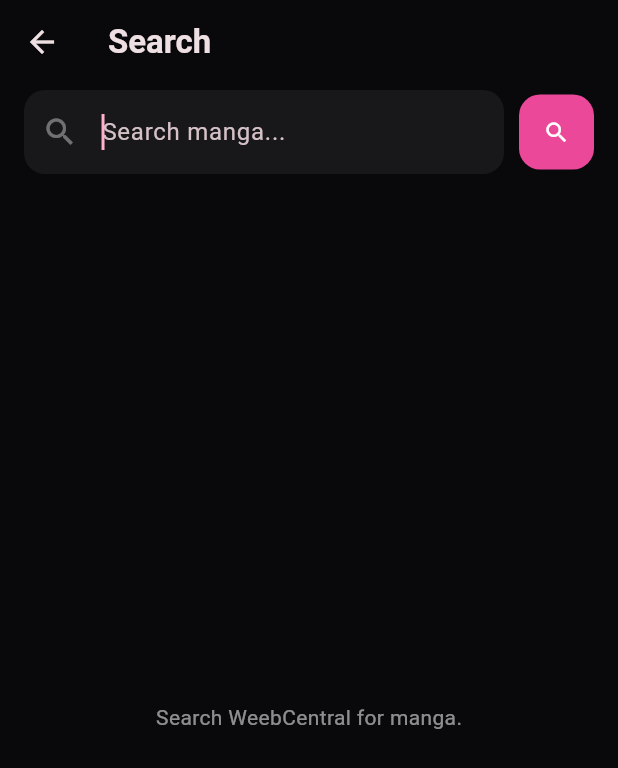
After one commit to atanmontes/tomo-apk, a Flutter app: the screen it shows after launch, after a tap on the "search" icon, on a phone screen of 412 x 824 dp. The commit adds this screen. Shown: the top 768 px of the screen. Run offline on Flutter 3.47's test engine with Material 3 defaults, Android fonts, the phone set to English and light mode, and no system bars; our stand-ins replace shared_preferences; network calls fail.

Commit message:
Conexion con WeebCentral funcional

```diff
--- a/lib/pages/home_page.dart
+++ b/lib/pages/home_page.dart
@@ -8,6 +8,7 @@ import '../services/manga/manga_service.dart';
 import '../theme/tomo_theme.dart';
 import '../widgets/manga/manga_card.dart';
 import 'manga/manga_detail_page.dart';
+import 'manga/manga_search_page.dart';
 
 class HomePage extends StatefulWidget {
   const HomePage({super.key});
@@ -60,7 +61,8 @@ class _HomePageState extends State<HomePage> {
   Future<void> saveLibrary() async {
     final prefs = await SharedPreferences.getInstance();
 
-    final data = library.map((manga) => manga.toJson()).toList();
+    final data =
+        library.map((manga) => manga.toJson()).toList();
 
     await prefs.setString(
       libraryKey,
@@ -91,7 +93,9 @@ class _HomePageState extends State<HomePage> {
     final id = uri.pathSegments[1];
 
     if (library.any((manga) => manga.id == id)) {
-      showError('Ese manga ya está en tu biblioteca.');
+      showError(
+        'Ese manga ya está en tu biblioteca.',
+      );
       return;
     }
 
@@ -100,7 +104,8 @@ class _HomePageState extends State<HomePage> {
     });
 
     try {
-      final manga = await _mangaService.fetchManga(url);
+      final manga =
+          await _mangaService.fetchManga(url);
 
       library.insert(0, manga);
 
@@ -149,7 +154,9 @@ class _HomePageState extends State<HomePage> {
   }
 
   Future<void> removeManga(MangaItem manga) async {
-    library.removeWhere((item) => item.id == manga.id);
+    library.removeWhere(
+      (item) => item.id == manga.id,
+    );
 
     await saveLibrary();
 
@@ -166,7 +173,9 @@ class _HomePageState extends State<HomePage> {
     }
 
     return library.where((manga) {
-      return manga.title.toLowerCase().contains(query);
+      return manga.title
+          .toLowerCase()
+          .contains(query);
     }).toList();
   }
 
@@ -193,7 +202,10 @@ class _HomePageState extends State<HomePage> {
                 right: 20,
                 top: 20,
                 bottom:
-                    MediaQuery.of(context).viewInsets.bottom + 20,
+                    MediaQuery.of(context)
+                            .viewInsets
+                            .bottom +
+                        20,
               ),
               child: Column(
                 mainAxisSize: MainAxisSize.min,
@@ -222,7 +234,7 @@ class _HomePageState extends State<HomePage> {
                     keyboardType: TextInputType.url,
                     decoration: InputDecoration(
                       hintText:
-                          '[https://weebcentral.com/series/](https://weebcentral.com/series/)...',
+                          'https://weebcentral.com/series/...',
                       filled: true,
                       fillColor: tomoBackground,
                       border: OutlineInputBorder(
@@ -272,7 +284,8 @@ class _HomePageState extends State<HomePage> {
                           : const Text(
                               'Add manga',
                               style: TextStyle(
-                                fontWeight: FontWeight.bold,
+                                fontWeight:
+                                    FontWeight.bold,
                               ),
                             ),
                     ),
@@ -285,7 +298,9 @@ class _HomePageState extends State<HomePage> {
                       onPressed: isAdding
                           ? null
                           : () =>
-                              Navigator.pop(sheetContext),
+                              Navigator.pop(
+                                sheetContext,
+                              ),
                       child: const Text(
                         'Cancel',
                         style: TextStyle(
@@ -300,6 +315,15 @@ class _HomePageState extends State<HomePage> {
           },
         );
       },
+    );
+  }
+
+  void openSearch() {
+    Navigator.push(
+      context,
+      MaterialPageRoute(
+        builder: (_) => const MangaSearchPage(),
+      ),
     );
   }
 
@@ -337,6 +361,11 @@ class _HomePageState extends State<HomePage> {
         ),
         actions: [
           IconButton(
+            onPressed: openSearch,
+            icon: const Icon(Icons.search),
+            tooltip: 'Search',
+          ),
+          IconButton(
             onPressed: showAddMangaDialog,
             icon: const Icon(Icons.add),
             tooltip: 'Add manga',
@@ -353,7 +382,9 @@ class _HomePageState extends State<HomePage> {
           : SafeArea(
               child: Padding(
                 padding:
-                    const EdgeInsets.symmetric(horizontal: 16),
+                    const EdgeInsets.symmetric(
+                  horizontal: 16,
+                ),
                 child: Column(
                   crossAxisAlignment:
                       CrossAxisAlignment.start,
@@ -393,14 +424,16 @@ class _HomePageState extends State<HomePage> {
                     Expanded(
                       child: library.isEmpty
                           ? _EmptyLibrary(
-                              onAdd: showAddMangaDialog,
+                              onAdd:
+                                  showAddMangaDialog,
                             )
                           : mangas.isEmpty
                               ? const Center(
                                   child: Text(
                                     'No manga found.',
                                     style: TextStyle(
-                                      color: Colors.white54,
+                                      color:
+                                          Colors.white54,
                                     ),
                                   ),
                                 )
@@ -415,9 +448,11 @@ class _HomePageState extends State<HomePage> {
                                     crossAxisCount: 2,
                                     crossAxisSpacing: 14,
                                     mainAxisSpacing: 18,
-                                    childAspectRatio: 0.61,
+                                    childAspectRatio:
+                                        0.61,
                                   ),
-                                  itemCount: mangas.length,
+                                  itemCount:
+                                      mangas.length,
                                   itemBuilder:
                                       (context, index) {
                                     final manga =
@@ -432,13 +467,16 @@ class _HomePageState extends State<HomePage> {
                                             MaterialPageRoute(
                                               builder: (_) =>
                                                   MangaDetailPage(
-                                                manga: manga,
+                                                manga:
+                                                    manga,
                                               ),
                                             ),
                                           );
                                         },
                                         onRemove: () {
-                                          removeManga(manga);
+                                          removeManga(
+                                            manga,
+                                          );
                                         },
                                       ),
                                     );
--- /dev/null
+++ b/lib/pages/manga/manga_search_page.dart
@@ -0,0 +1,374 @@
+import 'package:flutter/material.dart';
+
+import '../../models/manga/manga.dart';
+import '../../services/manga/manga_service.dart';
+import '../../theme/tomo_theme.dart';
+import 'manga_detail_page.dart';
+
+class MangaSearchPage extends StatefulWidget {
+  const MangaSearchPage({super.key});
+
+  @override
+  State<MangaSearchPage> createState() => _MangaSearchPageState();
+}
+
+class _MangaSearchPageState extends State<MangaSearchPage> {
+  final MangaService _mangaService = MangaService();
+  final TextEditingController _controller =
+      TextEditingController();
+
+  List<MangaItem> results = [];
+
+  bool loading = false;
+  String? error;
+  String lastQuery = '';
+
+  @override
+  void dispose() {
+    _controller.dispose();
+    super.dispose();
+  }
+
+  Future<void> searchManga() async {
+    final query = _controller.text.trim();
+
+    if (query.isEmpty) {
+      setState(() {
+        results = [];
+        error = null;
+        lastQuery = '';
+      });
+      return;
+    }
+
+    FocusScope.of(context).unfocus();
+
+    setState(() {
+      loading = true;
+      error = null;
+      lastQuery = query;
+    });
+
+    try {
+      final found = await _mangaService.searchManga(query);
+
+      if (!mounted) return;
+
+      setState(() {
+        results = found;
+        loading = false;
+      });
+    } catch (e) {
+      if (!mounted) return;
+
+      setState(() {
+        results = [];
+        loading = false;
+        error = e.toString();
+      });
+    }
+  }
+
+  void openManga(MangaItem manga) {
+    Navigator.push(
+      context,
+      MaterialPageRoute(
+        builder: (_) => MangaDetailPage(
+          manga: manga,
+        ),
+      ),
+    );
+  }
+
+  @override
+  Widget build(BuildContext context) {
+    return Scaffold(
+      appBar: AppBar(
+        backgroundColor: Colors.transparent,
+        elevation: 0,
+        title: const Text(
+          'Search',
+          style: TextStyle(
+            fontSize: 22,
+            fontWeight: FontWeight.w700,
+          ),
+        ),
+      ),
+      body: SafeArea(
+        child: Column(
+          children: [
+            Padding(
+              padding: const EdgeInsets.fromLTRB(
+                16,
+                4,
+                16,
+                16,
+              ),
+              child: Row(
+                children: [
+                  Expanded(
+                    child: TextField(
+                      controller: _controller,
+                      autofocus: true,
+                      textInputAction:
+                          TextInputAction.search,
+                      onSubmitted: (_) => searchManga(),
+                      decoration: InputDecoration(
+                        hintText: 'Search manga...',
+                        prefixIcon: const Icon(
+                          Icons.search,
+                          color: Colors.white38,
+                        ),
+                        filled: true,
+                        fillColor: tomoCard,
+                        border: OutlineInputBorder(
+                          borderRadius:
+                              BorderRadius.circular(14),
+                          borderSide: BorderSide.none,
+                        ),
+                      ),
+                    ),
+                  ),
+                  const SizedBox(width: 10),
+                  SizedBox(
+                    width: 50,
+                    height: 50,
+                    child: FilledButton(
+                      onPressed:
+                          loading ? null : searchManga,
+                      style: FilledButton.styleFrom(
+                        backgroundColor: tomoPink,
+                        foregroundColor: Colors.white,
+                        padding: EdgeInsets.zero,
+                        shape: RoundedRectangleBorder(
+                          borderRadius:
+                              BorderRadius.circular(14),
+                        ),
+                      ),
+                      child: loading
+                          ? const SizedBox(
+                              width: 20,
+                              height: 20,
+                              child:
+                                  CircularProgressIndicator(
+                                strokeWidth: 2,
+                                color: Colors.white,
+                              ),
+                            )
+                          : const Icon(
+                              Icons.search,
+                            ),
+                    ),
+                  ),
+                ],
+              ),
+            ),
+            Expanded(
+              child: _buildContent(),
+            ),
+          ],
+        ),
+      ),
+    );
+  }
+
+  Widget _buildContent() {
+    if (loading) {
+      return const Center(
+        child: CircularProgressIndicator(
+          color: tomoPink,
+        ),
+      );
+    }
+
+    if (error != null) {
+      return Center(
+        child: Padding(
+          padding: const EdgeInsets.all(24),
+          child: Column(
+            mainAxisSize: MainAxisSize.min,
+            children: [
+              const Icon(
+                Icons.error_outline,
+                size: 48,
+                color: Colors.white24,
+              ),
+              const SizedBox(height: 14),
+              const Text(
+                'Search failed',
+                style: TextStyle(
+                  fontSize: 18,
+                  fontWeight: FontWeight.w700,
+                ),
+              ),
+              const SizedBox(height: 8),
+              Text(
+                error!,
+                textAlign: TextAlign.center,
+                style: const TextStyle(
+                  color: Colors.white54,
+                ),
+              ),
+              const SizedBox(height: 18),
+              FilledButton(
+                onPressed: searchManga,
+                style: FilledButton.styleFrom(
+                  backgroundColor: tomoPink,
+                ),
+                child: const Text('Try again'),
+              ),
+            ],
+          ),
+        ),
+      );
+    }
+
+    if (lastQuery.isEmpty) {
+      return const Center(
+        child: Text(
+          'Search WeebCentral for manga.',
+          style: TextStyle(
+            color: Colors.white54,
+          ),
+        ),
+      );
+    }
+
+    if (results.isEmpty) {
+      return Center(
+        child: Text(
+          'No manga found for "$lastQuery".',
+          textAlign: TextAlign.center,
+          style: const TextStyle(
+            color: Colors.white54,
+          ),
+        ),
+      );
+    }
+
+    return ListView.separated(
+      padding: const EdgeInsets.fromLTRB(
+        16,
+        0,
+        16,
+        24,
+      ),
+      itemCount: results.length,
+      separatorBuilder: (_, __) =>
+          const SizedBox(height: 10),
+      itemBuilder: (context, index) {
+        final manga = results[index];
+
+        return _SearchResultCard(
+          manga: manga,
+          onTap: () => openManga(manga),
+        );
+      },
+    );
+  }
+}
+
+class _SearchResultCard extends StatelessWidget {
+  final MangaItem manga;
+  final VoidCallback onTap;
+
+  const _SearchResultCard({
+    required this.manga,
+    required this.onTap,
+  });
+
+  @override
+  Widget build(BuildContext context) {
+    return Material(
+      color: tomoCard,
+      borderRadius: BorderRadius.circular(16),
+      child: InkWell(
+        onTap: onTap,
+        borderRadius: BorderRadius.circular(16),
+        child: SizedBox(
+          height: 128,
+          child: Row(
+            children: [
+              ClipRRect(
+                borderRadius: const BorderRadius.horizontal(
+                  left: Radius.circular(16),
+                ),
+                child: SizedBox(
+                  width: 88,
+                  height: 128,
+                  child: manga.cover.isEmpty
+                      ? Container(
+                          color: tomoBackground,
+                          child: const Icon(
+                            Icons.menu_book_outlined,
+                            color: Colors.white24,
+                            size: 34,
+                          ),
+                        )
+                      : Image.network(
+                          manga.cover,
+                          fit: BoxFit.cover,
+                          filterQuality: FilterQuality.low,
+                          errorBuilder:
+                              (context, error, stackTrace) {
+                            return Container(
+                              color: tomoBackground,
+                              child: const Icon(
+                                Icons
+                                    .broken_image_outlined,
+                                color: Colors.white24,
+                                size: 34,
+                              ),
+                            );
+                          },
+                        ),
+                ),
+              ),
+              Expanded(
+                child: Padding(
+                  padding: const EdgeInsets.symmetric(
+                    horizontal: 16,
+                    vertical: 14,
+                  ),
+                  child: Column(
+                    crossAxisAlignment:
+                        CrossAxisAlignment.start,
+                    mainAxisAlignment:
+                        MainAxisAlignment.center,
+                    children: [
+                      Text(
+                        manga.title,
+                        maxLines: 3,
+                        overflow: TextOverflow.ellipsis,
+                        style: const TextStyle(
+                          fontSize: 16,
+                          fontWeight: FontWeight.w700,
+                        ),
+                      ),
+                      const SizedBox(height: 8),
+                      const Text(
+                        'WeebCentral',
+                        style: TextStyle(
+                          fontSize: 12,
+                          color: Colors.white38,
+                        ),
+                      ),
+                    ],
+                  ),
+                ),
+              ),
+              const Padding(
+                padding: EdgeInsets.only(right: 14),
+                child: Icon(
+                  Icons.chevron_right_rounded,
+                  color: Colors.white30,
+                  size: 28,
+                ),
+              ),
+            ],
+          ),
+        ),
+      ),
+    );
+  }
+}
```
Also changed, not shown: lib/services/manga/manga_service.dart (+162 -7 lines).
